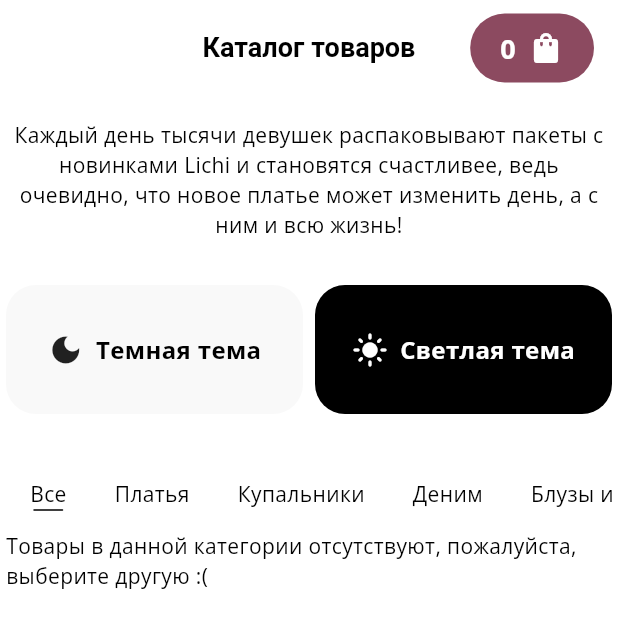
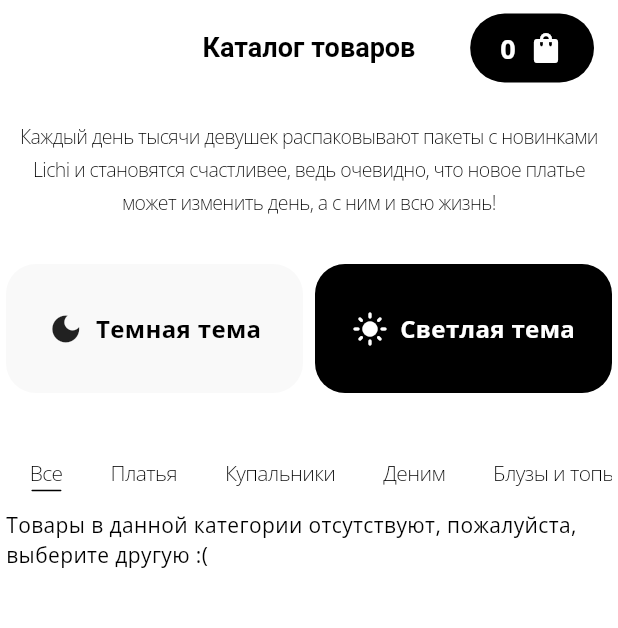
Before and after one commit to goxxxa/lichi-app, a Flutter app: the screen it shows after launch, on a phone screen of 412 x 824 dp. Shown: the top 628 px of the screen. Run offline on Flutter 3.47's test engine with Material 3 defaults, Android fonts, the phone set to English and light mode, and no system bars; our stand-ins replace bloc, bloc_concurrency, drift, drift_flutter, flutter_bloc, freezed_annotation and 4 more; accounts and stored records are empty; generated files the repository leaves out were written again; network calls fail; statements that could not run were skipped.

Commit message:
refactor: Added full theme support

```diff
--- a/lib/features/catalog/widgets/segmented_picker.dart
+++ b/lib/features/catalog/widgets/segmented_picker.dart
@@ -2,6 +2,7 @@ import 'package:flutter/material.dart';
 import 'package:flutter_bloc/flutter_bloc.dart';
 import 'package:lichi_app/features/catalog/bloc/catalog_bloc.dart';
 import 'package:lichi_app/features/catalog/bloc/catalog_event.dart';
+import 'package:lichi_app/ui/theme/lichi_app_theme.dart';
 
 enum Category {
   all('clothes'),
@@ -86,14 +87,13 @@ class _SegmentedPickerState extends State<SegmentedPicker> {
                     child: Column(
                       mainAxisSize: MainAxisSize.min,
                       children: [
-                        Text(entry.value.displayName),
-                        // , style: AppTextStyles.h4),
+                        Text(entry.value.displayName, style: AppStyles.h5),
                         AnimatedContainer(
                           duration: const Duration(milliseconds: 300),
                           height: 1,
                           width: isSelected ? 20 : 0,
                           decoration: BoxDecoration(
-                            color: Colors.black,
+                            color: Theme.of(context).colorScheme.onSurface,
                             borderRadius: BorderRadius.circular(2),
                           ),
                         ),
--- a/lib/features/catalog/widgets/theme_buttons.dart
+++ b/lib/features/catalog/widgets/theme_buttons.dart
@@ -11,25 +11,31 @@ class ThemeButtons extends StatelessWidget {
     return Row(
       mainAxisAlignment: MainAxisAlignment.center,
       children: [
-        Expanded(child: _themeButton('Темная тема', false, cubit)),
+        Expanded(child: _themeButton('Темная тема', false, cubit, context)),
         const SizedBox(width: 8),
-        Expanded(child: _themeButton('Светлая тема', true, cubit)),
+        Expanded(child: _themeButton('Светлая тема', true, cubit, context)),
       ],
     );
   }
 }
 
-Widget _themeButton(String text, bool dark, ThemeCubit cubit) {
+Widget _themeButton(
+  String text,
+  bool dark,
+  ThemeCubit cubit,
+  BuildContext context,
+) {
   return InkWell(
     onTap: () {
-      print('hui');
       cubit.toggleTheme();
     },
     borderRadius: BorderRadius.circular(20),
     child: Container(
       height: 86,
       decoration: BoxDecoration(
-        color: dark ? Colors.black : const Color(0xFFF9F9F9),
+        color: dark
+            ? Theme.of(context).colorScheme.primary
+            : Theme.of(context).colorScheme.secondary,
         borderRadius: BorderRadius.circular(20),
       ),
       padding: const EdgeInsets.symmetric(horizontal: 15, vertical: 10),
@@ -37,13 +43,20 @@ Widget _themeButton(String text, bool dark, ThemeCubit cubit) {
         mainAxisAlignment: MainAxisAlignment.center,
         children: [
           dark
-              ? Icon(Icons.light_mode, color: Colors.white)
+              ? Icon(
+                  Icons.light_mode,
+                  color: dark
+                      ? Theme.of(context).colorScheme.onPrimary
+                      : Theme.of(context).colorScheme.onSurface,
+                )
               : Icon(Icons.dark_mode),
           const SizedBox(width: 8),
           Text(
             text,
             style: TextStyle(
-              color: dark ? Colors.white : Colors.black,
+              color: dark
+                  ? Theme.of(context).colorScheme.onPrimary
+                  : Theme.of(context).colorScheme.onSurface,
               fontSize: 16,
               fontWeight: FontWeight.bold,
             ),
--- a/lib/ui/theme/lichi_app_theme.dart
+++ b/lib/ui/theme/lichi_app_theme.dart
@@ -27,6 +27,11 @@ class LichiAppTheme {
     colorScheme: ColorScheme.fromSeed(
       seedColor: Colors.black,
       surface: Colors.white,
+      onSurface: Colors.black,
+      primary: Colors.black,
+      onPrimary: Colors.white,
+      secondary: const Color(0xFFF9F9F9),
+      onSecondary: const Color.fromARGB(255, 68, 67, 67),
     ),
     textTheme: GoogleFonts.openSansTextTheme().copyWith(
       headlineLarge: GoogleFonts.openSans(
@@ -76,6 +81,11 @@ class LichiAppTheme {
       seedColor: Colors.white,
       brightness: Brightness.dark,
       surface: Colors.black,
+      onSurface: Colors.white,
+      primary: Colors.white,
+      onPrimary: Colors.black,
+      secondary: const Color.fromARGB(255, 68, 67, 67),
+      onSecondary: const Color(0xFFF9F9F9),
     ),
     textTheme: GoogleFonts.openSansTextTheme().copyWith(
       headlineLarge: GoogleFonts.openSans(
@@ -104,149 +114,83 @@ class LichiAppTheme {
   );
 }
 
-// class AppTheme {
-//   // ===== Цвета =====
-//   static const Color lightBackground = Color(0xFFFFFFFF);
-//   static const Color darkBackground = Color(0xFF000000);
+class AppStyles {
+  static final TextStyle label = GoogleFonts.rubik(
+    fontStyle: FontStyle.normal,
+    fontWeight: FontWeight.w300,
+    fontSize: 14,
+    letterSpacing: -0.408,
+  );
 
-//   static const Color lightText = Color(0xFF000000);
-//   static const Color darkText = Color(0xFFFFFFFF);
+  static final TextStyle amount = GoogleFonts.rubik(
+    fontStyle: FontStyle.normal,
+    fontWeight: FontWeight.w600,
+    fontSize: 30,
+    letterSpacing: -0.408,
+  );
 
-//   static const Color accentBlack = Color(0xFF000000);
-//   static const Color accentWhite = Color(0xFFFFFFFF);
-//   static const Color greyText = Color(0xFF888888);
-//   static const Color greyBackground = Color(0xFFF9F9F9);
+  static const TextStyle description = TextStyle(
+    fontFamily: 'Open Sans',
+    fontWeight: FontWeight.w300,
+    fontSize: 13,
+    height: 1.5,
+    letterSpacing: -0.408,
+    textBaseline: TextBaseline.alphabetic,
+  );
 
-//   // ===== Текстовые стили =====
-//   // Описание
-//   static const TextStyle description = TextStyle(
-//     fontFamily: 'Open Sans',
-//     fontWeight: FontWeight.w300,
-//     fontSize: 13,
-//     height: 1.5, // line-height 150%
-//     letterSpacing: -0.408,
-//     color: lightText,
-//     textBaseline: TextBaseline.alphabetic,
-//   );
+  static const TextStyle descriptionSmall = TextStyle(
+    fontFamily: 'Open Sans',
+    fontWeight: FontWeight.w300,
+    fontSize: 13,
+    height: 1.69,
+    letterSpacing: -0.408,
+  );
 
-//   static const TextStyle descriptionSmall = TextStyle(
-//     fontFamily: 'Open Sans',
-//     fontWeight: FontWeight.w300,
-//     fontSize: 13,
-//     height: 1.69, // line-height 169%
-//     letterSpacing: -0.408,
-//     color: lightText,
-//   );
+  static const TextStyle h1 = TextStyle(
+    fontFamily: 'Open Sans',
+    fontWeight: FontWeight.w400,
+    fontSize: 30,
+    height: 22 / 30,
+    letterSpacing: -0.408,
+  );
 
-//   // Заголовки
-//   static const TextStyle h1 = TextStyle(
-//     fontFamily: 'Open Sans',
-//     fontWeight: FontWeight.w400,
-//     fontSize: 30,
-//     height: 22 / 30,
-//     letterSpacing: -0.408,
-//     color: lightText,
-//   );
+  static const TextStyle h2 = TextStyle(
+    fontFamily: 'Open Sans',
+    fontWeight: FontWeight.w400,
+    fontSize: 25,
+    height: 22 / 25,
+    letterSpacing: -0.408,
+  );
 
-//   static const TextStyle h2 = TextStyle(
-//     fontFamily: 'Open Sans',
-//     fontWeight: FontWeight.w400,
-//     fontSize: 25,
-//     height: 22 / 25,
-//     letterSpacing: -0.408,
-//     color: lightText,
-//   );
+  static const TextStyle h3 = TextStyle(
+    fontFamily: 'Open Sans',
+    fontWeight: FontWeight.w400,
+    fontSize: 20,
+    height: 22 / 20,
+    letterSpacing: -0.408,
+  );
 
-//   static const TextStyle h3 = TextStyle(
-//     fontFamily: 'Open Sans',
-//     fontWeight: FontWeight.w400,
-//     fontSize: 20,
-//     height: 22 / 20,
-//     letterSpacing: -0.408,
-//     color: lightText,
-//   );
+  static const TextStyle h4 = TextStyle(
+    fontFamily: 'Open Sans',
+    fontWeight: FontWeight.w400,
+    fontSize: 16,
+    height: 22 / 16,
+    letterSpacing: -0.408,
+  );
 
-//   static const TextStyle h4 = TextStyle(
-//     fontFamily: 'Open Sans',
-//     fontWeight: FontWeight.w400,
-//     fontSize: 16,
-//     height: 22 / 16,
-//     letterSpacing: -0.408,
-//     color: lightText,
-//   );
+  static const TextStyle h5 = TextStyle(
+    fontFamily: 'Open Sans',
+    fontWeight: FontWeight.w300,
+    fontSize: 14,
+    height: 22 / 14,
+    letterSpacing: -0.408,
+  );
 
-//   static const TextStyle h5 = TextStyle(
-//     fontFamily: 'Open Sans',
-//     fontWeight: FontWeight.w300,
-//     fontSize: 14,
-//     height: 22 / 14,
-//     letterSpacing: -0.408,
-//     color: lightText,
-//   );
-
-//   static const TextStyle h6 = TextStyle(
-//     fontFamily: 'Open Sans',
-//     fontWeight: FontWeight.w300,
-//     fontSize: 13,
-//     height: 22 / 13,
-//     letterSpacing: -0.408,
-//     color: lightText,
-//   );
-
-//   // ===== Темы =====
-//   static final ThemeData lightTheme = ThemeData(
-//     brightness: Brightness.light,
-//     scaffoldBackgroundColor: lightBackground,
-//     primaryColor: accentBlack,
-//     appBarTheme: const AppBarTheme(
-//       color: lightBackground,
-//       iconTheme: IconThemeData(color: lightText),
-//       titleTextStyle: h4,
-//     ),
-//     textTheme: TextTheme(
-//       bodyLarge: description,
-//       bodyMedium: descriptionSmall,
-//       headlineLarge: h1,
-//       headlineMedium: h2,
-//       headlineSmall: h3,
-//       titleLarge: h4,
-//       titleMedium: h5,
-//       titleSmall: h6,
-//     ),
-//     elevatedButtonTheme: ElevatedButtonThemeData(
-//       style: ElevatedButton.styleFrom(
-//         backgroundColor: accentBlack,
-//         foregroundColor: accentWhite,
-//         shape: RoundedRectangleBorder(borderRadius: BorderRadius.circular(100)),
-//       ),
-//     ),
-//   );
-
-//   static final ThemeData darkTheme = ThemeData(
-//     brightness: Brightness.dark,
-//     scaffoldBackgroundColor: darkBackground,
-//     primaryColor: accentWhite,
-//     appBarTheme: const AppBarTheme(
-//       color: darkBackground,
-//       iconTheme: IconThemeData(color: darkText),
-//       titleTextStyle: h4,
-//     ),
-//     textTheme: TextTheme(
-//       bodyLarge: description,
-//       bodyMedium: descriptionSmall,
-//       headlineLarge: h1,
-//       headlineMedium: h2,
-//       headlineSmall: h3,
-//       titleLarge: h4,
-//       titleMedium: h5,
-//       titleSmall: h6,
-//     ),
-//     elevatedButtonTheme: ElevatedButtonThemeData(
-//       style: ElevatedButton.styleFrom(
-//         backgroundColor: accentWhite,
-//         foregroundColor: accentBlack,
-//         shape: RoundedRectangleBorder(borderRadius: BorderRadius.circular(100)),
-//       ),
-//     ),
-//   );
-// }
+  static const TextStyle h6 = TextStyle(
+    fontFamily: 'Open Sans',
+    fontWeight: FontWeight.w300,
+    fontSize: 13,
+    height: 22 / 13,
+    letterSpacing: -0.408,
+  );
+}
--- a/lib/ui/widgets/error_page.dart
+++ b/lib/ui/widgets/error_page.dart
@@ -1,7 +1,13 @@
 import 'package:flutter/material.dart';
+import 'package:flutter_bloc/flutter_bloc.dart';
+import 'package:lichi_app/features/cart/bloc/cart_bloc.dart';
+import 'package:lichi_app/features/cart/bloc/cart_event.dart';
+import 'package:lichi_app/features/catalog/bloc/catalog_bloc.dart';
+import 'package:lichi_app/features/catalog/bloc/catalog_event.dart';
 
 class ErrorPage extends StatelessWidget {
-  const ErrorPage({super.key});
+  final String type;
+  const ErrorPage({super.key, required this.type});
 
   @override
   Widget build(BuildContext context) {
@@ -19,7 +25,9 @@ class ErrorPage extends StatelessWidget {
               elevation: 0,
             ),
             onPressed: () {
-              null;
+              type == 'catalog'
+                  ? context.read<CatalogBloc>().add(LoadInitialProductsData())
+                  : context.read<CartBloc>().add(LoadCartItems());
             },
             child: const Text(
               'Повторить',
--- a/lib/ui/widgets/loading_page.dart
+++ b/lib/ui/widgets/loading_page.dart
@@ -5,6 +5,12 @@ class LoadingPage extends StatelessWidget {
 
   @override
   Widget build(BuildContext context) {
-    return Scaffold(body: Center(child: const CircularProgressIndicator()));
+    return Scaffold(
+      body: Center(
+        child: CircularProgressIndicator(
+          color: Theme.of(context).colorScheme.primary,
+        ),
+      ),
+    );
   }
 }
```
